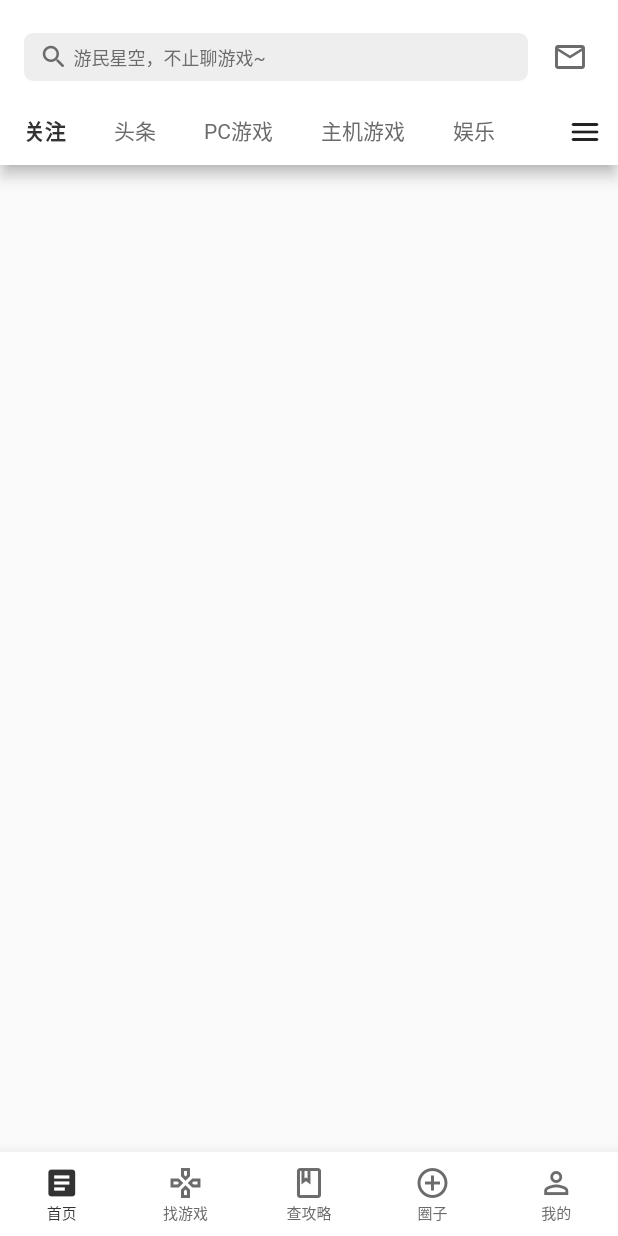
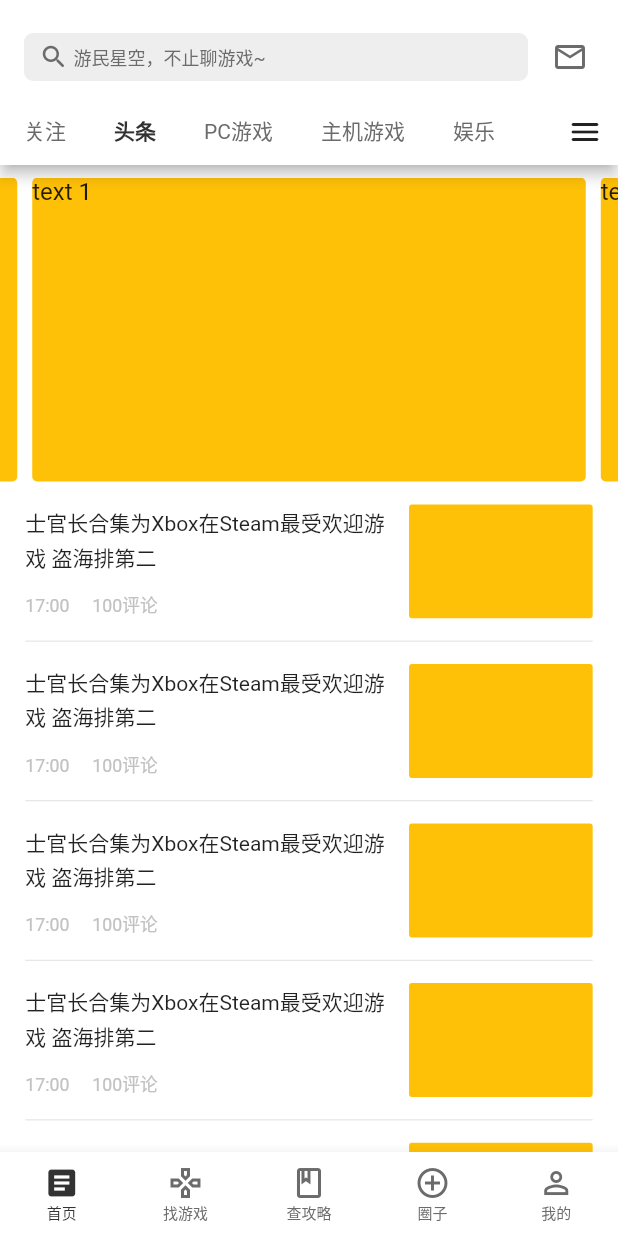
Before and after one commit to kemplaw/flutter_gamesky, a Flutter app: the screen it shows after launch, on a phone screen of 412 x 824 dp. Run offline on Flutter 3.47's test engine with Material 2 defaults, Android fonts, the phone set to English and light mode, and no system bars; drawn by our look-alikes of carousel_slider; our stand-ins replace flutter_screenutil.

Commit message:
[U] update homepage

```diff
--- a/lib/main.dart
+++ b/lib/main.dart
@@ -1,5 +1,6 @@
 import 'package:flutter/material.dart';
 import 'package:flutter_gamesky/pages/index.dart';
+import 'package:flutter_screenutil/flutter_screenutil.dart';
 
 void main(List<String> args) {
   runApp(AppEntry());
@@ -8,8 +9,12 @@ void main(List<String> args) {
 class AppEntry extends StatelessWidget {
   @override
   Widget build(BuildContext context) {
-    return MaterialApp(
-      home: IndexPage(),
+    return ScreenUtilInit(
+      designSize: Size(488, 808),
+      allowFontScaling: true,
+      builder: () => MaterialApp(
+        home: IndexPage(),
+      ),
     );
   }
 }
--- /dev/null
+++ b/lib/pages/games/index.dart
@@ -0,0 +1 @@
+export './games_page.dart';
--- a/lib/pages/home/home_page.dart
+++ b/lib/pages/home/home_page.dart
@@ -1,7 +1,7 @@
 import 'package:flutter/material.dart';
 import 'package:flutter_gamesky/pages/home/widgets/index.dart';
+import 'package:flutter_gamesky/widgets/index.dart';
 import 'package:flutter_gamesky/utils/index.dart';
-import 'package:flutter_gamesky/widgets/index.dart';
 
 class HomePage extends StatelessWidget {
   Widget _icon() {
@@ -17,6 +17,7 @@ class HomePage extends StatelessWidget {
   @override
   Widget build(BuildContext context) {
     return Scaffold(
+      backgroundColor: Colors.white,
       appBar: AppBar(
         backgroundColor: Colors.white,
         title: SearchInput(),
@@ -26,7 +27,10 @@ class HomePage extends StatelessWidget {
       ),
       body: CustomScrollView(
         scrollDirection: Axis.vertical,
-        slivers: [],
+        slivers: [
+          HomeCarousel(),
+          HomeArticleList(),
+        ],
       ),
     );
   }
--- /dev/null
+++ b/lib/pages/home/widgets/home_article_list.dart
@@ -0,0 +1,118 @@
+import 'package:flutter/material.dart';
+import 'package:flutter_screenutil/flutter_screenutil.dart';
+
+class Article {
+  final int id;
+  final String title;
+  final String cover;
+  final String time;
+  final int commontCount;
+
+  Article({this.id, this.title, this.cover, this.commontCount, this.time});
+}
+
+class HomeArticleList extends StatelessWidget {
+  @override
+  Widget build(BuildContext context) {
+    return SliverList(
+      delegate: SliverChildBuilderDelegate(
+        (BuildContext context, index) {
+          return HomeArticleItem(Article(
+            id: 1,
+            title: '标题',
+            cover: 'cover',
+            time: '2021-03-11',
+            commontCount: 12,
+          ));
+        },
+        childCount: 10,
+      ),
+    );
+  }
+}
+
+class HomeArticleItem extends StatelessWidget {
+  final Article articleData;
+
+  HomeArticleItem(this.articleData);
+
+  Widget _subTitle() {
+    TextStyle textStyle = TextStyle(
+      height: 1,
+      fontSize: ScreenUtil().setWidth(14),
+      color: Color.fromRGBO(194, 194, 194, 1),
+    );
+
+    return Container(
+      margin: EdgeInsets.only(top: ScreenUtil().setWidth(20)),
+      child: Row(
+        children: [
+          Text(
+            '17:00',
+            style: textStyle,
+          ),
+          Padding(
+            padding: EdgeInsets.only(left: ScreenUtil().setHeight(15)),
+            child: Text(
+              '100评论',
+              style: textStyle,
+            ),
+          )
+        ],
+      ),
+    );
+  }
+
+  Widget _cover() {
+    return Container(
+      width: ScreenUtil().setWidth(145),
+      height: ScreenUtil().setWidth(90),
+      margin: EdgeInsets.only(left: ScreenUtil().setWidth(18)),
+      decoration: BoxDecoration(
+          color: Colors.amber, borderRadius: BorderRadius.circular(2)),
+    );
+  }
+
+  Widget _title() {
+    return Text(
+      '士官长合集为Xbox在Steam最受欢迎游戏 盗海排第二',
+      softWrap: true,
+      maxLines: 2,
+      overflow: TextOverflow.ellipsis,
+      style: TextStyle(height: 1.6),
+    );
+  }
+
+  Widget _listTile() {
+    return Container(
+      padding: EdgeInsets.symmetric(vertical: ScreenUtil().setWidth(18)),
+      child: Row(
+        crossAxisAlignment: CrossAxisAlignment.start,
+        children: [
+          Expanded(
+              child: Column(
+            children: [_title(), _subTitle()],
+          )),
+          _cover()
+        ],
+      ),
+    );
+  }
+
+  @override
+  Widget build(BuildContext context) {
+    return Padding(
+      padding: EdgeInsets.symmetric(horizontal: ScreenUtil().setWidth(20)),
+      child: InkWell(
+        child: Column(
+          children: [
+            _listTile(),
+            Divider(
+              height: .0,
+            )
+          ],
+        ),
+      ),
+    );
+  }
+}
--- a/lib/pages/home/widgets/home_tab_bar.dart
+++ b/lib/pages/home/widgets/home_tab_bar.dart
@@ -27,7 +27,8 @@ class _HomeTabBarState extends State<HomeTabBar> with TickerProviderStateMixin {
   @override
   void initState() {
     super.initState();
-    _tabController = TabController(length: _tabs.length, vsync: this);
+    _tabController =
+        TabController(initialIndex: 1, length: _tabs.length, vsync: this);
   }
 
   @override
--- a/lib/pages/home/widgets/index.dart
+++ b/lib/pages/home/widgets/index.dart
@@ -1 +1,3 @@
 export './home_tab_bar.dart';
+export './home_carousel.dart';
+export './home_article_list.dart';
--- /dev/null
+++ b/lib/pages/mine/index.dart
@@ -0,0 +1 @@
+export './mine_page.dart';
--- /dev/null
+++ b/lib/pages/moments/index.dart
@@ -0,0 +1 @@
+export './moments_page.dart';
--- /dev/null
+++ b/lib/pages/strategy/index.dart
@@ -0,0 +1 @@
+export './strategy_page.dart';
--- a/pubspec.yaml
+++ b/pubspec.yaml
@@ -23,7 +23,8 @@ environment:
 dependencies:
   flutter:
     sdk: flutter
-
+  carousel_slider: ^3.0.0
+  flutter_screenutil: ^4.0.3+3
 
   # The following adds the Cupertino Icons font to your application.
   # Use with the CupertinoIcons class for iOS style icons.
```
Also changed, not shown: lib/pages/games/games_page.dart (added, +12 -0 lines), lib/pages/home/widgets/home_carousel.dart (added, +44 -0 lines), lib/pages/index_page.dart (+11 -1 lines), lib/pages/mine/mine_page.dart (added, +12 -0 lines), lib/pages/moments/moments_page.dart (added, +12 -0 lines), lib/pages/strategy/strategy_page.dart (added, +12 -0 lines), pubspec.lock.
